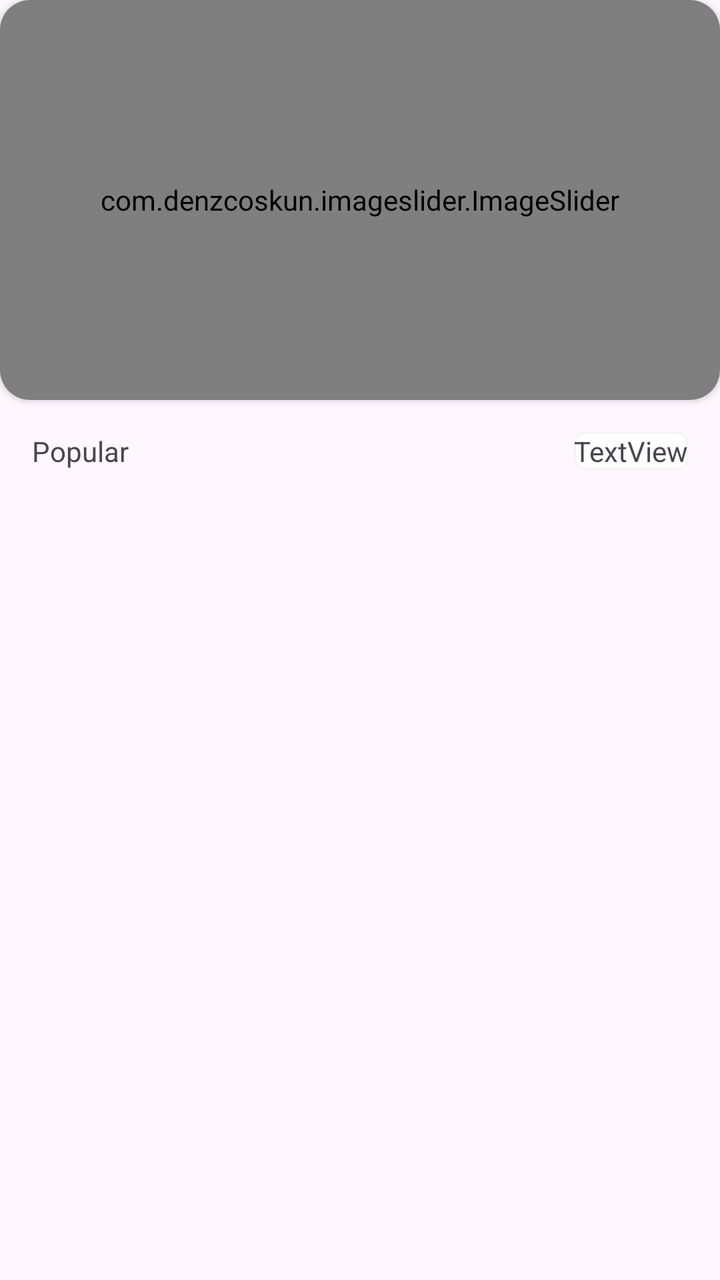
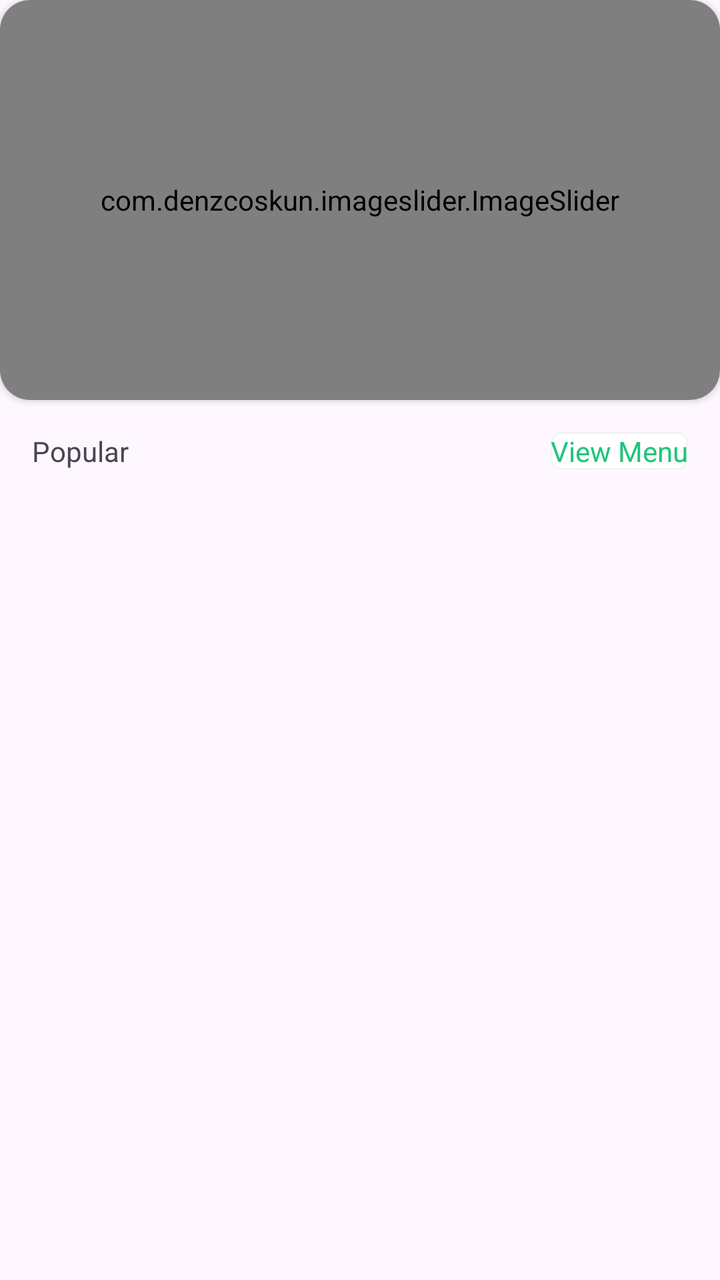

An Android layout rendered at two revisions. The XML below is the earlier revision; the diff shows what the commit changed to produce the second picture.
<!-- AndroidManifest.xml: application theme Theme.FoodOrderingApp -->
<!-- res/layout/fragment_home.xml -->
<?xml version="1.0" encoding="utf-8"?>
<androidx.constraintlayout.widget.ConstraintLayout xmlns:android="http://schemas.android.com/apk/res/android"
    xmlns:app="http://schemas.android.com/apk/res-auto"
    xmlns:tools="http://schemas.android.com/tools"
    android:layout_width="match_parent"
    android:layout_height="match_parent"
    android:layout_marginLeft="5dp"
    android:layout_marginTop="8dp"
    android:layout_marginRight="5dp"
    android:layout_marginBottom="16dp"
    tools:context=".Fragment.HomeFragment">


    <androidx.cardview.widget.CardView
        android:id="@+id/cardView"
        android:layout_width="match_parent"
        android:layout_height="200dp"
        app:cardCornerRadius="15dp"
        app:layout_constraintEnd_toEndOf="parent"
        app:layout_constraintStart_toStartOf="parent"
        app:layout_constraintTop_toTopOf="parent">

        <com.denzcoskun.imageslider.ImageSlider
            android:id="@+id/image_slider"
            android:layout_width="match_parent"
            android:layout_height="match_parent"
            app:iss_auto_cycle="true"
            app:iss_delay="2000"
            app:iss_no_dots="true"
            app:iss_period="2000"
            app:iss_text_align="CENTER" />
    </androidx.cardview.widget.CardView>

    <androidx.recyclerview.widget.RecyclerView
        android:id="@+id/popularRecyclerView"
        android:layout_width="match_parent"
        android:layout_height="0dp"
        android:layout_marginTop="20dp"
        app:layout_constraintBottom_toBottomOf="parent"
        app:layout_constraintEnd_toEndOf="parent"
        app:layout_constraintStart_toStartOf="parent"
        app:layout_constraintTop_toBottomOf="@+id/textView22" />

    <TextView
        android:id="@+id/textView22"
        android:layout_width="wrap_content"
        android:layout_height="wrap_content"
        android:layout_marginLeft="16dp"
        android:layout_marginTop="16dp"
        android:text="Popular"
        app:layout_constraintStart_toStartOf="parent"
        app:layout_constraintTop_toBottomOf="@+id/cardView" />

    <TextView
        android:id="@+id/textView23"
        android:layout_width="wrap_content"
        android:layout_height="wrap_content"
        android:layout_marginTop="16dp"
        android:layout_marginRight="16dp"
        android:background="@drawable/textviewshape"
        android:text="TextView"
        app:layout_constraintEnd_toEndOf="parent"
        app:layout_constraintTop_toBottomOf="@+id/cardView" />
</androidx.constraintlayout.widget.ConstraintLayout>
<!-- resources referenced by this layout -->
<resources>
  <!-- drawable textviewshape (drawable) -->
  <?xml version="1.0" encoding="utf-8"?>
  <shape xmlns:android="http://schemas.android.com/apk/res/android">
  <stroke android:width="1dp" android:color="#f4f4f4"/>
      <solid android:color="@color/white"/>
      <corners android:radius="5dp"/>
  </shape>
  <style name="Theme.FoodOrderingApp" parent="Base.Theme.FoodOrderingApp" />
  <color name="white">#FFFFFFFF</color>
  <style name="Base.Theme.FoodOrderingApp" parent="Theme.Material3.DayNight.NoActionBar">
          
          
      </style>
</resources>

<!-- the commit's change to res/layout/fragment_home.xml (unified diff, before → after) -->
@@ -52,13 +52,14 @@
         app:layout_constraintTop_toBottomOf="@+id/cardView" />
 
     <TextView
-        android:id="@+id/textView23"
+        android:id="@+id/viewAllMenu"
         android:layout_width="wrap_content"
         android:layout_height="wrap_content"
         android:layout_marginTop="16dp"
         android:layout_marginRight="16dp"
         android:background="@drawable/textviewshape"
-        android:text="TextView"
+        android:text="View Menu"
+        android:textColor="@color/textColor"
         app:layout_constraintEnd_toEndOf="parent"
         app:layout_constraintTop_toBottomOf="@+id/cardView" />
 </androidx.constraintlayout.widget.ConstraintLayout>
<!-- resource entries referenced after the edit -->
@@ -1,5 +1,6 @@
 <!-- resources referenced by this layout -->
 <resources>
+  <color name="textColor">#1FC57A</color>
   <!-- drawable textviewshape (drawable) -->
   <?xml version="1.0" encoding="utf-8"?>
   <shape xmlns:android="http://schemas.android.com/apk/res/android">
